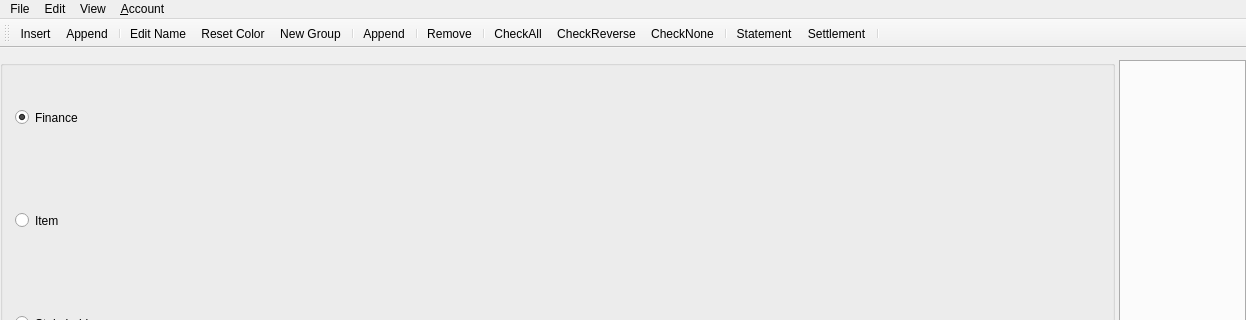
The window that mainwindow.ui (ytxerp/ytx-client) describes before a commit, drawn with Qt 5; both pictures show x 0 to 1246 and y 0 to 320 of the 1246 by 722 pixel window.
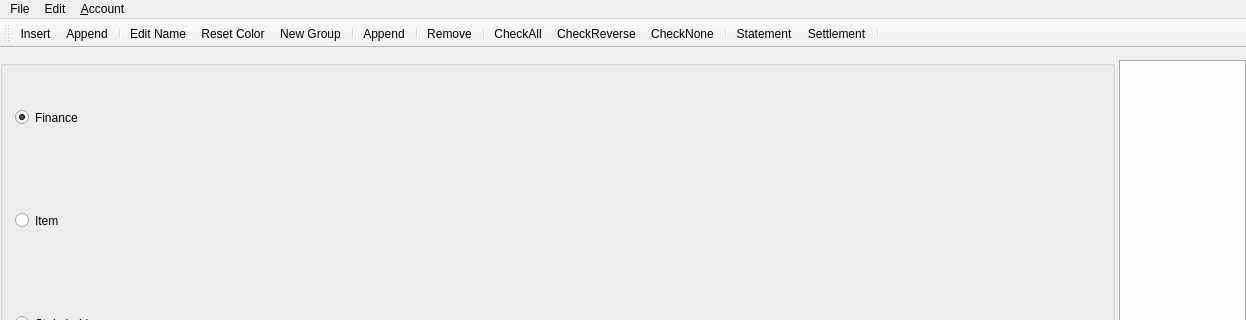
The same window after the commit.

The edit to the form file:
```diff
--- a/mainwindow.ui
+++ b/mainwindow.ui
@@ -223,14 +223,8 @@
     <addaction name="actionWorkspace"/>
     <addaction name="actionExpireDate"/>
    </widget>
-   <widget class="QMenu" name="menuView">
-    <property name="title">
-     <string>View</string>
-    </property>
-   </widget>
    <addaction name="menuFile"/>
    <addaction name="menuEdit"/>
-   <addaction name="menuView"/>
    <addaction name="menu_Account"/>
   </widget>
   <widget class="QStatusBar" name="statusbar"/>
```
